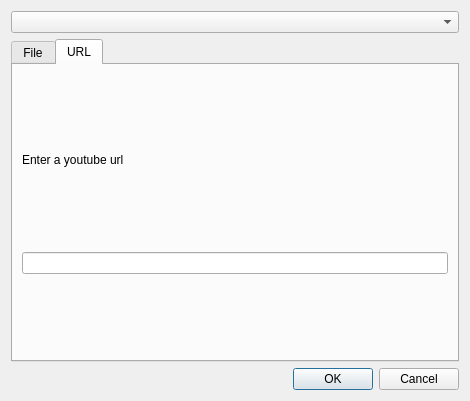
This is app/ui/AddFileDialog.ui in SebastienTr/BadPlayer as Qt 5 draws it before an edit. The edited form follows.
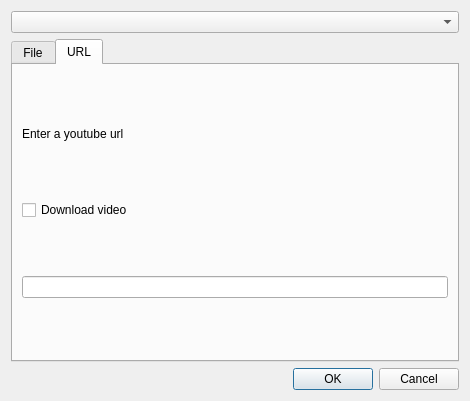
This is the edited form. The open tabs and pages were chosen to show the change.

```diff
--- a/app/ui/AddFileDialog.ui
+++ b/app/ui/AddFileDialog.ui
@@ -67,6 +67,25 @@
          </property>
         </widget>
        </item>
+       <item>
+        <widget class="QCheckBox" name="checkBox">
+         <property name="enabled">
+          <bool>true</bool>
+         </property>
+         <property name="acceptDrops">
+          <bool>false</bool>
+         </property>
+         <property name="text">
+          <string>Download video</string>
+         </property>
+         <property name="checkable">
+          <bool>true</bool>
+         </property>
+         <property name="checked">
+          <bool>false</bool>
+         </property>
+        </widget>
+       </item>
        <item>
         <widget class="QLineEdit" name="url">
          <property name="sizePolicy">
```
Left out of the diff: 2 changed lines with no effect on the pictures.
